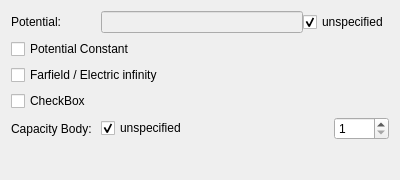
berndhahnebach/FreeCAD_sf_master, file src/Mod/Fem/Gui/Resources/ui/ElectrostaticPotential.ui: the form before one commit.
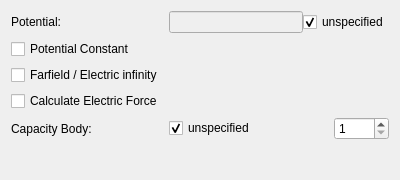
The form after the commit. Custom widgets are drawn as their Qt base class.

Commit message: Renamed Gui element Box for Elmer 'Calculate Electric Force'

The edit to the form file:
```diff
--- a/src/Mod/Fem/Gui/Resources/ui/ElectrostaticPotential.ui
+++ b/src/Mod/Fem/Gui/Resources/ui/ElectrostaticPotential.ui
@@ -120,7 +120,7 @@
    <item row="4" column="0">
     <widget class="QCheckBox" name="electricForcecalculationBox">
      <property name="text">
-      <string>CheckBox</string>
+      <string>Calculate Electric Force</string>
      </property>
     </widget>
    </item>
```
